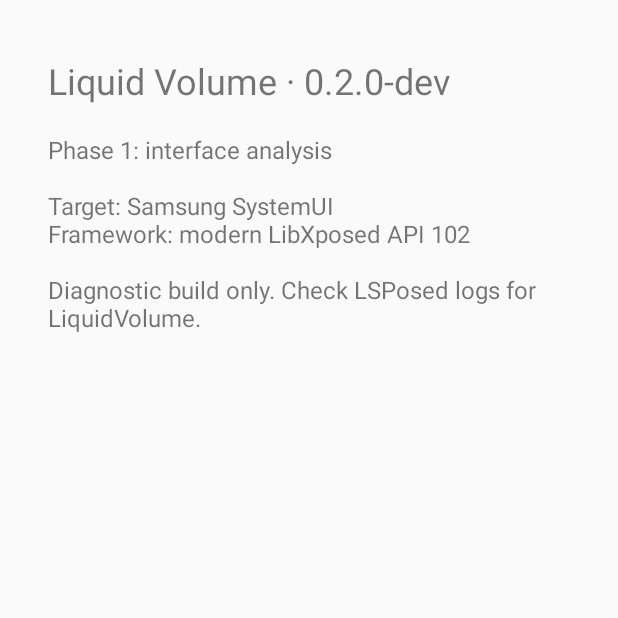
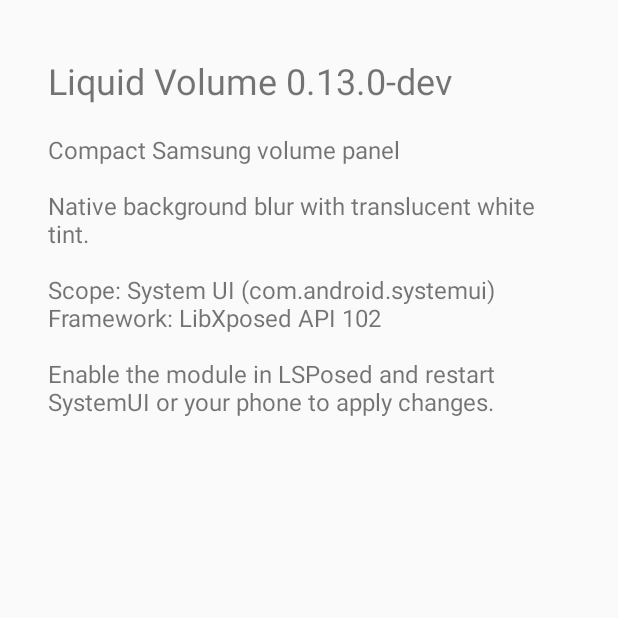
Before and after one commit to Vadinyt/LiquidVolume, an Android app: the screen it shows after launch (MainActivity), on a phone screen of 412 x 824 dp, the top half of it. Run offline under Robolectric (Android 15) with nearby library versions, the phone set to English and light mode, and no system bars.

Commit message:
Replace stale diagnostic activity text with current LiquidVolume version and instructions

```diff
--- a/app/src/main/java/com/liquidvolume/module/MainActivity.kt
+++ b/app/src/main/java/com/liquidvolume/module/MainActivity.kt
@@ -13,11 +13,11 @@ class MainActivity : Activity() {
             setPadding(48, 56, 48, 48)
         }
         root.addView(TextView(this).apply {
-            text = "Liquid Volume · 0.2.0-dev"
+            text = "Liquid Volume " + BuildConfig.VERSION_NAME
             textSize = 24f
         })
         root.addView(TextView(this).apply {
-            text = "Phase 1: interface analysis\n\nTarget: Samsung SystemUI\nFramework: modern LibXposed API 102\n\nDiagnostic build only. Check LSPosed logs for LiquidVolume."
+            text = "Compact Samsung volume panel\n\nNative background blur with translucent white tint.\n\nScope: System UI (com.android.systemui)\nFramework: LibXposed API 102\n\nEnable the module in LSPosed and restart SystemUI or your phone to apply changes."
             textSize = 16f
             setPadding(0, 28, 0, 0)
         })
```
